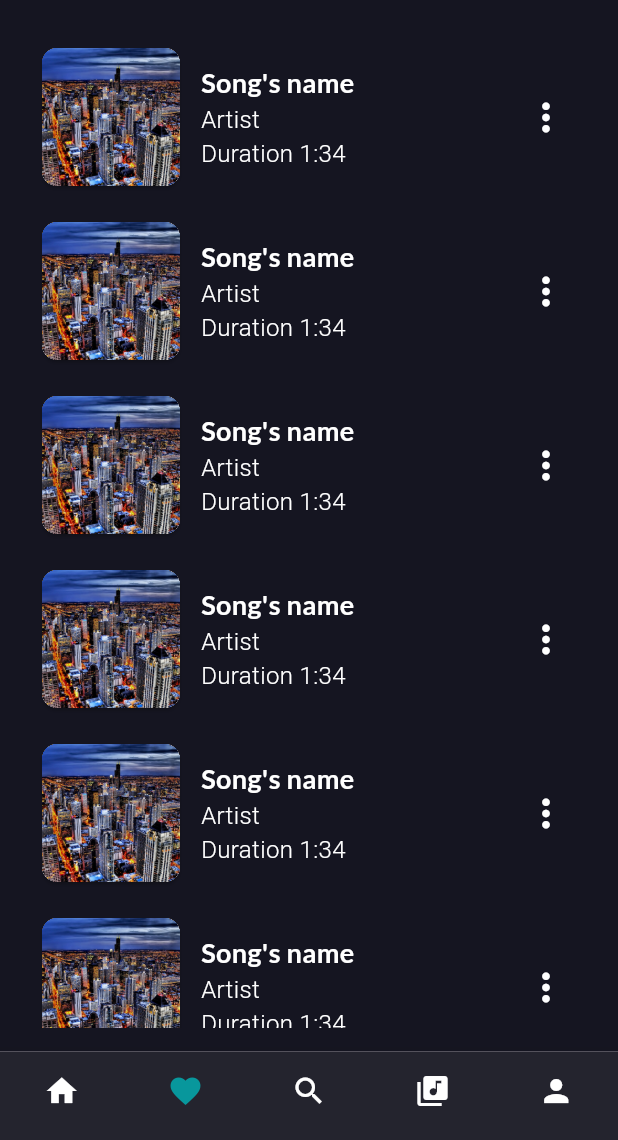
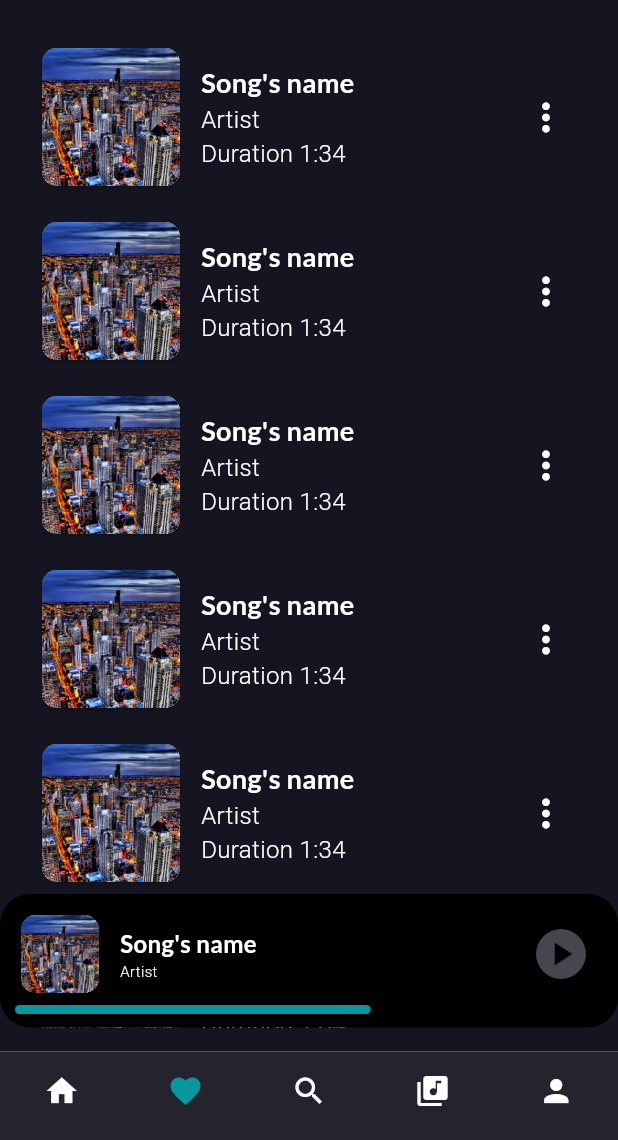
Before and after one commit to HudsonBui/USOUND, a Flutter app: the screen it shows once a user with an empty profile is signed in, item 2 of the bottom bar chosen, on a phone screen of 412 x 824 dp, the part 96-1236 px from its top. Run offline on Flutter 3.47's test engine with Material 3 defaults, Android fonts, the phone set to English and light mode, and no system bars; our stand-ins replace audio_video_progress_bar, firebase_auth, firebase_core, flutter_riverpod, google_fonts, just_audio and 2 more; missing offline and left inert: dart:ffi, spotify, youtube_explode_dart; accounts and stored records are empty.

Commit message:
Update play song

```diff
--- a/lib/assets/colors.dart
+++ b/lib/assets/colors.dart
@@ -4,6 +4,8 @@ const backgroundLinearColor = [
   Color.fromRGBO(36, 241, 195, 1),
   Color.fromRGBO(36, 206, 240, 1),
 ];
+
+const highContractColor = Color.fromRGBO(36, 206, 240, 1);
 
 const subtitleColor = Color.fromRGBO(8, 151, 156, 1);
 
@@ -16,6 +18,5 @@ const hintTextColor = Color.fromARGB(208, 158, 158, 158);
 //Song item background color
 const songItemBackgroundColor = Color.fromRGBO(217, 217, 217, 0.3);
 
-
 //BottomNavigationBar
 const bottomNavigationBarColor = Color.fromRGBO(36, 36, 46, 1);
--- /dev/null
+++ b/lib/models/current_song_model.dart
@@ -0,0 +1,22 @@
+enum RepeatMode { off, all, one }
+
+enum PlayState { playing, paused }
+
+class CurrentSong {
+  final String songId;
+  final String songName;
+  final String songImage;
+  final String artistName;
+  final String playlistId;
+  final Duration duration;
+  final Duration position; //Current position of the song
+
+  CurrentSong(
+      {required this.songId,
+      required this.duration,
+      required this.position,
+      required this.songName,
+      required this.songImage,
+      required this.artistName,
+      required this.playlistId});
+}
--- /dev/null
+++ b/lib/models/song.dart
@@ -0,0 +1,41 @@
+class Song {
+  final String songId;
+  final String songName;
+  final List<String> artistId;
+  final List<String> artistName;
+  final String albumId;
+  final String imageUrl;
+
+  Song({
+    required this.songId,
+    required this.songName,
+    required this.artistId,
+    required this.artistName,
+    required this.albumId,
+    required this.imageUrl,
+  });
+
+  String getSongName() {
+    return songName;
+  }
+
+  String getArtistName() {
+    return artistName.join(', ');
+  }
+
+  String getImageUrl() {
+    return imageUrl;
+  }
+
+  String getAlbumId() {
+    return albumId;
+  }
+
+  String getSongId() {
+    return songId;
+  }
+
+  String getArtistId() {
+    return artistId.first;
+  }
+}
--- /dev/null
+++ b/lib/providers/current_song_providers.dart
@@ -0,0 +1,23 @@
+import 'package:flutter_riverpod/flutter_riverpod.dart';
+import 'package:usound/models/current_song_model.dart';
+
+final class CurrentSongProvider extends StateNotifier<CurrentSong> {
+  CurrentSongProvider()
+      : super(CurrentSong(
+          songId: '',
+          songName: '',
+          songImage: '',
+          artistName: '',
+          playlistId: '',
+          duration: Duration(minutes: 3, seconds: 30),
+          position: Duration(minutes: 1, seconds: 30),
+        ));
+
+  void setCurrentSong(CurrentSong song) {
+    state = song;
+  }
+}
+
+final currentSongProvider = StateNotifierProvider<CurrentSongProvider, CurrentSong>((ref) {
+  return CurrentSongProvider(); //return current song information
+});
--- a/lib/screens/main_screem/main_screen.dart
+++ b/lib/screens/main_screem/main_screen.dart
@@ -1,19 +1,23 @@
 import 'package:flutter/material.dart';
 import 'package:usound/assets/colors.dart';
+import 'package:usound/providers/current_song_providers.dart';
 import 'package:usound/screens/main_screem/tab_screen/dashboard.dart';
 import 'package:usound/screens/main_screem/tab_screen/favourite/favourite.dart';
 import 'package:usound/screens/main_screem/tab_screen/library/library.dart';
 import 'package:usound/screens/main_screem/tab_screen/personal/pers_info.dart';
 import 'package:usound/screens/main_screem/tab_screen/search/search_screen.dart';
+import 'package:usound/widgets/song_item/song_card.dart';
+import 'package:flutter_riverpod/flutter_riverpod.dart';
 
-class MainScreen extends StatefulWidget {
+class MainScreen extends ConsumerStatefulWidget {
   const MainScreen({super.key});
 
   @override
-  State<MainScreen> createState() => _MainScreenState();
+  ConsumerState<MainScreen> createState() => _MainScreenState();
 }
 
-class _MainScreenState extends State<MainScreen> {
+class _MainScreenState extends ConsumerState<MainScreen> {
+  var currentSong;
   var _selectedPageIndex = 0;
 
   void _selectedPage(int index) {
@@ -24,7 +28,19 @@ class _MainScreenState extends State<MainScreen> {
   }
 
   @override
+  void initState() {
+    super.initState();
+
+  }
+
+  @override
+  void dispose() {
+    super.dispose();
+  }
+
+  @override
   Widget build(BuildContext context) {
+    currentSong = ref.watch(currentSongProvider);
     Widget _activedScreen = const Dashboard();
 
     if (_selectedPageIndex == 1) {
@@ -50,8 +66,8 @@ class _MainScreenState extends State<MainScreen> {
           child: _activedScreen,
         ),
       ),
-      // floatingActionButton: const SongTrackCard(),
-      // floatingActionButtonLocation: FloatingActionButtonLocation.centerFloat,
+      floatingActionButton: const SongTrackCard(),
+      floatingActionButtonLocation: FloatingActionButtonLocation.centerFloat,
       bottomNavigationBar: BottomNavigationBar(
         onTap: (index) {
           _selectedPage(index);
--- a/lib/screens/main_screem/tab_screen/favourite/favourite.dart
+++ b/lib/screens/main_screem/tab_screen/favourite/favourite.dart
@@ -1,6 +1,4 @@
-import 'package:flutter/cupertino.dart';
 import 'package:flutter/material.dart';
-import 'package:flutter/widgets.dart';
 import 'package:usound/assets/colors.dart';
 import 'package:usound/widgets/song_item/song_no_style.dart';
 
--- a/lib/widgets/song_item/song_card.dart
+++ b/lib/widgets/song_item/song_card.dart
@@ -3,21 +3,35 @@ import 'package:flutter/material.dart';
 import 'package:usound/assets/colors.dart';
 import 'package:usound/assets/fonts.dart';
 import 'package:usound/assets/image_url.dart';
+import 'package:usound/screens/music_player_screen.dart';
 
-class SongTrackCard extends StatelessWidget {
+class SongTrackCard extends StatefulWidget {
   const SongTrackCard({super.key});
 
   @override
+  State<SongTrackCard> createState() => _SongTrackCardState();
+}
+
+class _SongTrackCardState extends State<SongTrackCard> {
+  void _openMusicPlayerOverlay() {
+    showModalBottomSheet(
+      context: context,
+      builder: (ctx) => const MusicPlayer(),
+      isScrollControlled: true,
+      useSafeArea: true,
+    );
+  }
+
+  @override
   Widget build(BuildContext context) {
-    return Container(
+    return GestureDetector(
+      onTap: _openMusicPlayerOverlay,
+      child: Container(
         margin: const EdgeInsets.only(bottom: 0),
         padding: const EdgeInsets.all(10),
-      decoration: const BoxDecoration(
+        decoration: BoxDecoration(
           color: Colors.black,
-        borderRadius: BorderRadius.only(
-          topLeft: Radius.circular(20),
-          topRight: Radius.circular(20),
-        ),
+          borderRadius: BorderRadius.circular(20),
         ),
         child: Column(
           mainAxisSize: MainAxisSize.min,
@@ -46,8 +60,8 @@ class SongTrackCard extends StatelessWidget {
                     children: [
                       Text(
                         'Song\'s name',
-                      style:
-                          textSmallStyle.copyWith(fontWeight: FontWeight.bold),
+                        style: textSmallStyle.copyWith(
+                            fontWeight: FontWeight.bold),
                       ),
                       const Text(
                         'Artist',
@@ -56,29 +70,40 @@ class SongTrackCard extends StatelessWidget {
                     ],
                   ),
                 ),
-              IconButton(onPressed: () {}, icon: const Icon(Icons.play_circle))
+                IconButton(
+                  onPressed: () {},
+                  icon: const Icon(Icons.play_circle),
+                  iconSize: 40,
+                )
               ],
             ),
             //Seekbar for the song
+            const SizedBox(height: 5),
             SizedBox(
               width: double.infinity,
-            height: 8,
               child: SliderTheme(
                 data: SliderThemeData(
-                thumbShape: SliderComponentShape.noThumb,
+                  thumbShape: SliderComponentShape.noOverlay,
+                  thumbColor: subtitleColor,
+                  //trackHeight: 8, // set the desired track height
+                  overlayShape: SliderComponentShape.noOverlay,
+                  overlayColor: Colors.transparent,
+                  activeTrackColor: subtitleColor,
+                  inactiveTrackColor: Colors.transparent,
+                  activeTickMarkColor: Colors.transparent,
+                  inactiveTickMarkColor: Colors.transparent,
                 ),
                 child: Slider(
                   min: 0,
                   max: 1000,
-                value: 200,
+                  value: 600,
                   onChanged: (value) {},
-                activeColor: subtitleColor,
-                inactiveColor: Colors.transparent,
                 ),
               ),
             )
           ],
         ),
+      ),
     );
   }
 }
--- a/lib/widgets/song_item/song_no_style.dart
+++ b/lib/widgets/song_item/song_no_style.dart
@@ -1,15 +1,28 @@
 import 'package:flutter/material.dart';
-import 'package:usound/assets/colors.dart';
 import 'package:usound/assets/fonts.dart';
 import 'package:usound/assets/image_url.dart';
+import 'package:usound/models/current_song_model.dart';
+import 'package:usound/providers/current_song_providers.dart';
+import 'package:usound/repository/spotify_services.dart';
+import 'package:flutter_riverpod/flutter_riverpod.dart';
 
-class SongNoBackground extends StatelessWidget {
+class SongNoBackground extends ConsumerWidget {
   const SongNoBackground({super.key});
 
   @override
-  Widget build(BuildContext context) {
+  Widget build(BuildContext context, WidgetRef ref) {
+    final spotifyService = SpotifyService();
     return InkWell(
-      onTap: () {},
+      onTap: () async {
+        final track =
+            await spotifyService.getTrackInfo('3Dv1eDb0MEgF93GpLXlucZ');
+        print(track.getSongName());
+        var songName = track.getSongName();
+        var songUrl = await spotifyService.getTrackURL(songName);
+        print(songUrl);
+        //var currentSongInfor = CurrentSong(songId: track.songId, duration: Duration(), position: position, songName: songName, songImage: track.getImageUrl(), artistName: track.getArtistName(), playlistId: '');
+        //var currentSong = ref.read(currentSongProvider.notifier).setCurrentSong(track);
+      },
       child: Padding(
         padding: const EdgeInsets.all(8.0),
         child: Row(
--- a/pubspec.yaml
+++ b/pubspec.yaml
@@ -38,6 +38,12 @@ dependencies:
   transparent_image: ^2.0.1
   firebase_core: ^2.32.0
   firebase_auth: ^4.20.0
+  http: ^1.2.1
+  youtube_explode_dart: ^2.2.1
+  spotify: ^0.13.6+1
+  audio_video_progress_bar: ^2.0.3
+  just_audio: ^0.9.38
+  flutter_riverpod: ^2.5.1
 
 dev_dependencies:
   flutter_test:
```
Also changed, not shown: lib/main.dart (+7 -1 lines), lib/repository/spotify_services.dart (added, +132 -0 lines), lib/screens/music_player_screen.dart (added, +238 -0 lines), lib/screens/playing_screen.dart (deleted), pubspec.lock, 2 other files. Lines whose indentation alone changed are shown as unchanged.
